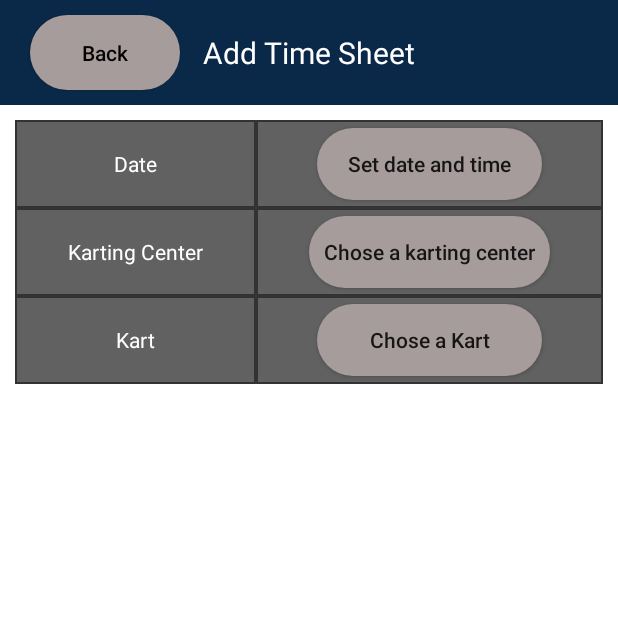
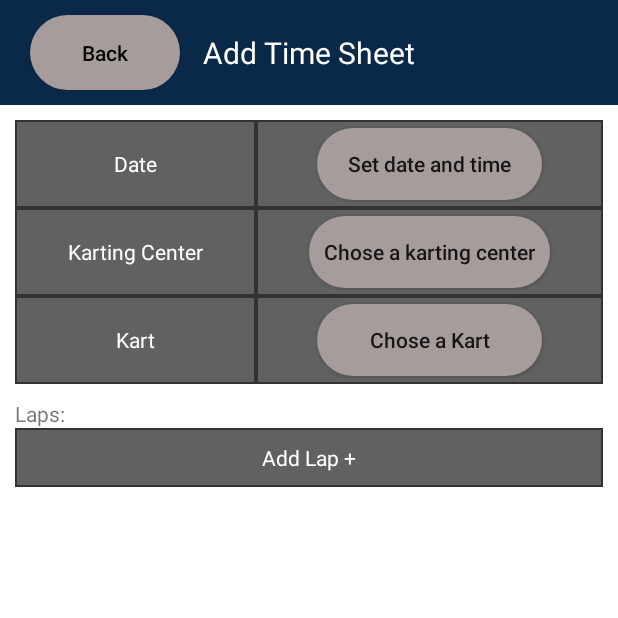
Before and after one commit to JQueimado/TimeSheets, an Android app: the AddActivity screen opened directly, with no data from a screen before it, on a phone screen of 412 x 824 dp, the top half of it. Run offline under Robolectric (Android 15) with nearby library versions, the phone set to English and light mode, and no system bars.

Commit message:
Add Lap and UI improvements

```diff
--- a/GoKart/app/src/main/AndroidManifest.xml
+++ b/GoKart/app/src/main/AndroidManifest.xml
@@ -12,7 +12,8 @@
         <activity
             android:name=".AddActivity"
             android:label="@string/title_activity_add"
-            android:theme="@style/Theme.GoKart.NoActionBar"></activity>
+            android:theme="@style/Theme.GoKart.NoActionBar"
+            android:windowSoftInputMode="adjustPan"></activity>
         <activity android:name=".MainActivity">
             <intent-filter>
                 <action android:name="android.intent.action.MAIN" />
--- a/GoKart/app/src/main/java/com/example/gokart/ChoseKartFragment.kt
+++ b/GoKart/app/src/main/java/com/example/gokart/ChoseKartFragment.kt
@@ -14,8 +14,9 @@ class ChoseKartFragment(parent : AddActivity) : Fragment() {
 
     val parent : AddActivity = parent
 
-    val list_check : ArrayList<ChoseKartItem> = ArrayList()
-    var picked : ChoseKartItem? = null
+    private val listCheck : ArrayList<ChoseKartItem> = ArrayList()
+    private var picked : ChoseKartItem? = null
+    private var lastCommited : ChoseKartItem? = null
 
     override fun onCreate(savedInstanceState: Bundle?) {
         super.onCreate(savedInstanceState)
@@ -42,7 +43,7 @@ class ChoseKartFragment(parent : AddActivity) : Fragment() {
     }
 
     private fun clearAllChoices(){
-        for ( l in list_check ){
+        for ( l in listCheck ){
             l.setUnchecked()
         }
     }
@@ -60,7 +61,10 @@ class ChoseKartFragment(parent : AddActivity) : Fragment() {
         //Back Button
         view.findViewById<Button>(R.id.choose_kart_back_button).setOnClickListener(
             View.OnClickListener {
-            parent.onPickKartBack()
+                parent.onPickKartBack()
+                picked?.setUnchecked()
+                lastCommited?.setChecked()
+                picked = lastCommited
         })
 
         //On Confirm click
@@ -70,6 +74,8 @@ class ChoseKartFragment(parent : AddActivity) : Fragment() {
                     parent.onPickKartConfirm( "" )
                 else
                     picked?.let { it1 -> parent.onPickKartConfirm( it1.getName() ) }
+
+                lastCommited = picked
         })
 
         val list : LinearLayout = view.findViewById(R.id.choose_kart_karts_list)
@@ -84,7 +90,7 @@ class ChoseKartFragment(parent : AddActivity) : Fragment() {
                 inflater,
                 this
             )
-            list_check.add(temp)
+            listCheck.add(temp)
             list.addView(temp)
         }
 
--- a/GoKart/app/src/main/res/layout/activity_add.xml
+++ b/GoKart/app/src/main/res/layout/activity_add.xml
@@ -58,9 +58,15 @@
     <!-- Body -->
     <ScrollView
         android:layout_width="match_parent"
-        android:layout_height="wrap_content"
+        android:layout_height="660dp"
         app:layout_constraintLeft_toLeftOf="parent"
         app:layout_constraintTop_toBottomOf="@+id/nav_bar">
+
+        <LinearLayout
+            android:layout_width="match_parent"
+            android:layout_height="wrap_content"
+            android:orientation="vertical"
+            android:paddingBottom="50dp">
 
             <TableLayout
                 android:layout_width="match_parent"
@@ -177,8 +183,49 @@
 
                 </TableRow>
 
+            </TableLayout>
 
-        </TableLayout>
+            <!-- Add Lap -->
+
+            <TextView
+                android:layout_width="wrap_content"
+                android:layout_height="wrap_content"
+                android:text="@string/add_list_title"
+                android:layout_marginHorizontal="10dp"/>
+
+            <androidx.constraintlayout.widget.ConstraintLayout
+                android:id="@+id/add_lap_button"
+                android:layout_width="match_parent"
+                android:layout_height="wrap_content"
+                android:background="@drawable/table_fragment_table_shape"
+                tools:context=".AddActivity"
+                android:layout_marginHorizontal="10dp">
+
+                <TextView
+                    android:layout_width="wrap_content"
+                    android:layout_height="wrap_content"
+                    android:padding="10dp"
+
+                    android:text="@string/add_list_add"
+                    android:textColor="@color/white"
+
+                    app:layout_constraintLeft_toLeftOf="parent"
+                    app:layout_constraintRight_toRightOf="parent"
+                    app:layout_constraintTop_toTopOf="parent"
+                    app:layout_constraintBottom_toBottomOf="parent"/>
+
+            </androidx.constraintlayout.widget.ConstraintLayout>
+
+            <!-- Add times -->
+            <LinearLayout
+                android:id="@+id/add_laps_layout"
+                android:layout_width="match_parent"
+                android:layout_height="wrap_content"
+                android:layout_marginHorizontal="10dp"
+                android:orientation="vertical"
+                />
+
+        </LinearLayout>
 
     </ScrollView>
 
--- a/GoKart/app/src/main/res/layout/fragment_table.xml
+++ b/GoKart/app/src/main/res/layout/fragment_table.xml
@@ -5,10 +5,11 @@
     android:layout_width="wrap_content"
     android:layout_height="wrap_content"
     tools:context=".StatsFragment"
-
+    android:background="@drawable/table_fragment_table_shape"
     android:orientation="vertical"
     android:layout_marginHorizontal="8dp"
     android:layout_marginVertical="10dp"
+    android:padding="1dp"
     >
 
     <TableLayout
--- a/GoKart/app/src/main/res/values/strings.xml
+++ b/GoKart/app/src/main/res/values/strings.xml
@@ -26,7 +26,7 @@
     <!-- Time Sheets -->
     <string name="times_sheets_date">Date</string>
     <string name="times_sheets_best_lap">Best lap</string>
-    <string name="times_sheets_average_lap">Average lap time</string>
+    <string name="times_sheets_average_lap">Average lap</string>
     <string name="times_sheets_consistency">Consistency</string>
     <string name="time_sheets_lap">Lap</string>
     <string name="time_sheets_time">Time</string>
@@ -42,6 +42,9 @@
     <string name="add_pick_kart">Chose a Kart</string>
     <string name="add_confirm">Ok</string>
     <string name="add_pick_kart_center">Chose a karting center</string>
+    <string name="add_list_remove">Remove</string>
+    <string name="add_list_add">Add Lap +</string>
+    <string name="add_list_title">Laps:</string>
 
     <!-- Defaults -->
 
```
Also changed, not shown: GoKart/app/src/main/java/com/example/gokart/AddActivity.kt (+26 -0 lines), GoKart/app/src/main/res/layout/add_lap_item.xml (added, +50 -0 lines), GoKart/app/src/main/res/layout/fragment_stats.xml (+17 -7 lines). Lines whose indentation alone changed are shown as unchanged.
